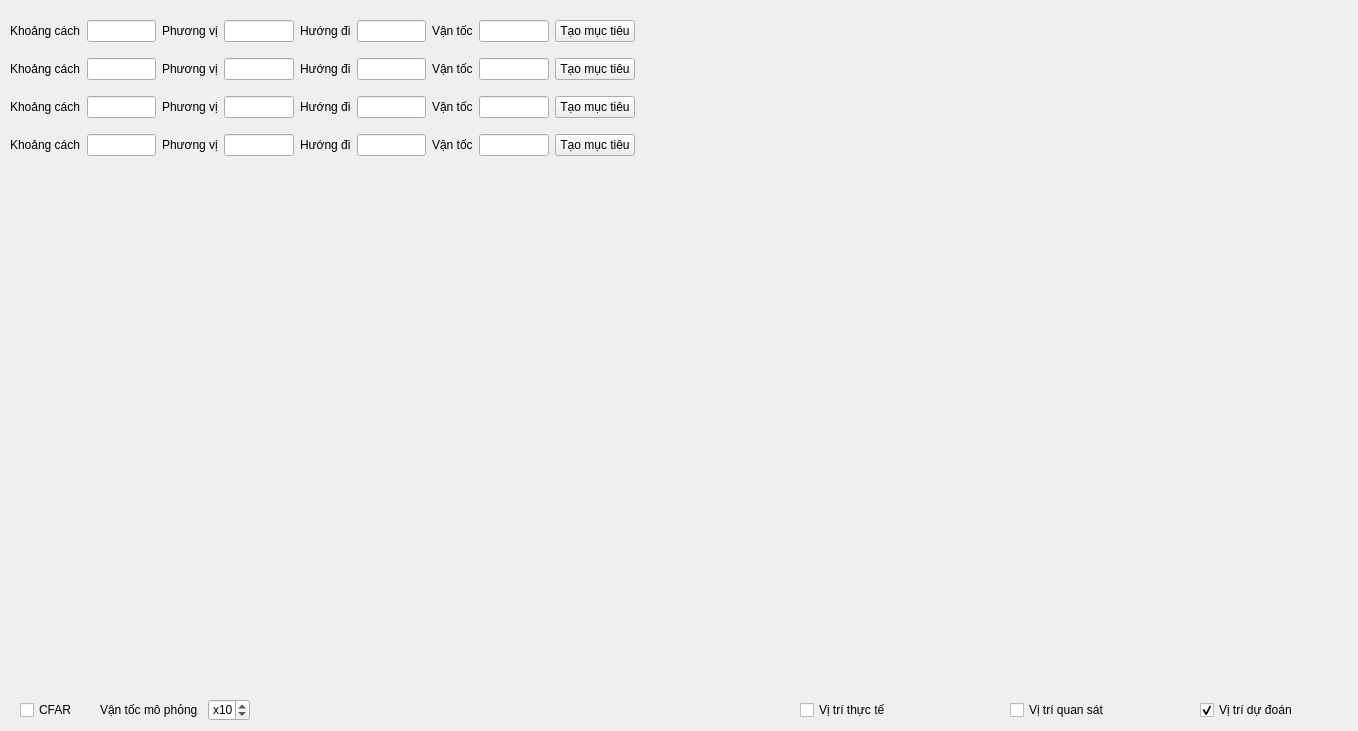
Qt form ui/xml/ui_main_screen.ui (frontcover/RadarSimulator) before a commit.
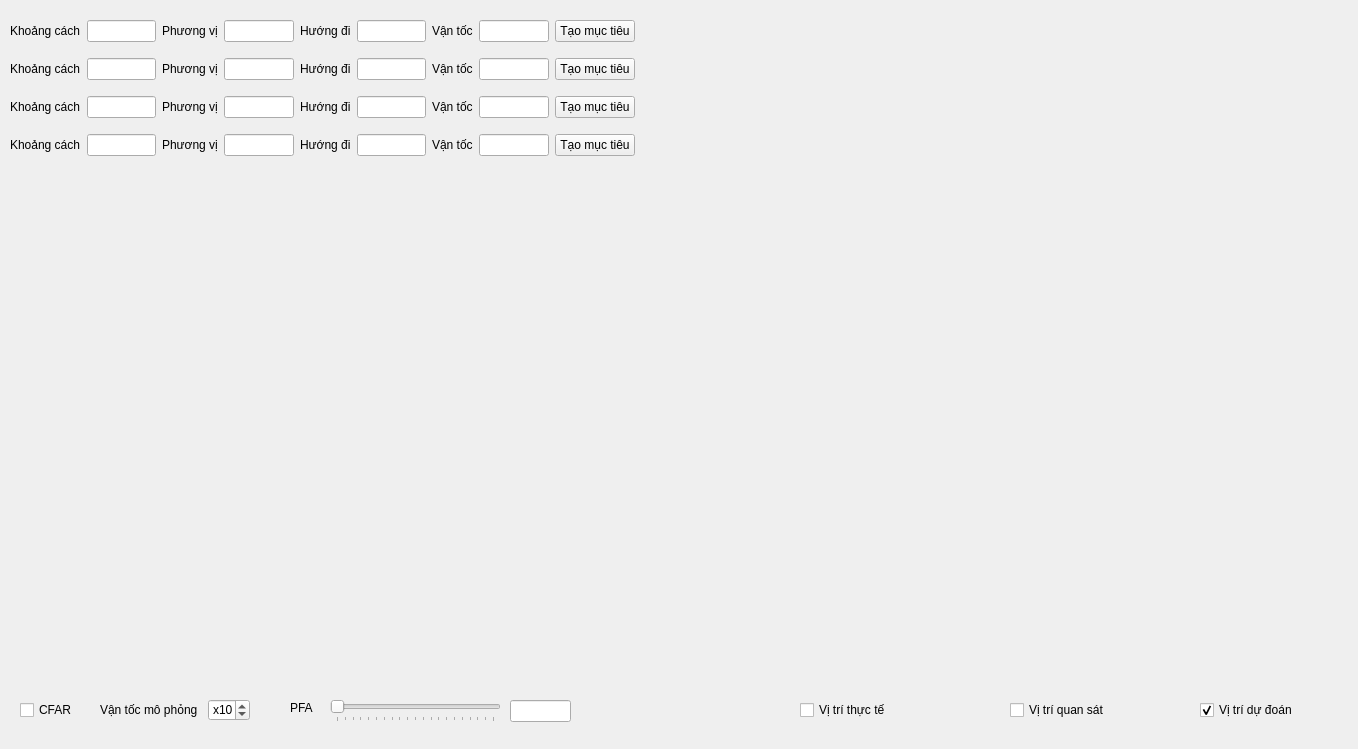
The same form after that commit. Custom widgets are drawn as their Qt base class.

Commit message: Add PFA slider

Diff of the .ui file:
```diff
--- a/ui/xml/ui_main_screen.ui
+++ b/ui/xml/ui_main_screen.ui
@@ -7,7 +7,7 @@
     <x>0</x>
     <y>0</y>
     <width>1358</width>
-    <height>731</height>
+    <height>749</height>
    </rect>
   </property>
   <property name="windowTitle">
@@ -393,6 +393,66 @@
     <bool>true</bool>
    </property>
   </widget>
+  <widget class="QSlider" name="pfa_slider">
+   <property name="geometry">
+    <rect>
+     <x>330</x>
+     <y>700</y>
+     <width>171</width>
+     <height>22</height>
+    </rect>
+   </property>
+   <property name="minimum">
+    <number>1</number>
+   </property>
+   <property name="maximum">
+    <number>2000</number>
+   </property>
+   <property name="singleStep">
+    <number>100</number>
+   </property>
+   <property name="pageStep">
+    <number>1000</number>
+   </property>
+   <property name="value">
+    <number>1</number>
+   </property>
+   <property name="tracking">
+    <bool>true</bool>
+   </property>
+   <property name="orientation">
+    <enum>Qt::Horizontal</enum>
+   </property>
+   <property name="tickPosition">
+    <enum>QSlider::TicksBelow</enum>
+   </property>
+  </widget>
+  <widget class="QLabel" name="label_18">
+   <property name="geometry">
+    <rect>
+     <x>290</x>
+     <y>700</y>
+     <width>31</width>
+     <height>16</height>
+    </rect>
+   </property>
+   <property name="text">
+    <string>PFA</string>
+   </property>
+  </widget>
+  <widget class="QLineEdit" name="pfa_tbx">
+   <property name="geometry">
+    <rect>
+     <x>510</x>
+     <y>700</y>
+     <width>61</width>
+     <height>22</height>
+    </rect>
+   </property>
+   <property name="readOnly">
+    <bool>true</bool>
+   </property>
+  </widget>
  </widget>
  <customwidgets>
   <customwidget>
```
The commit also changes 7 other files.
